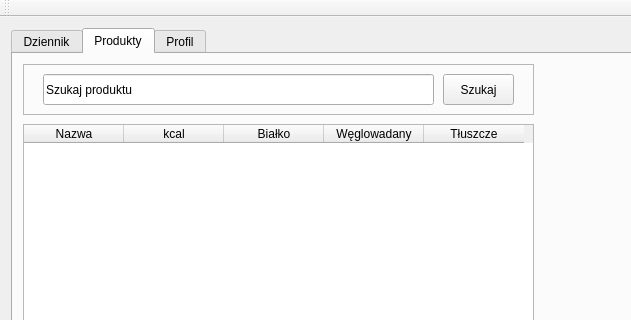
Old version of the form trackbite/mainwindow.ui in the repository lvvndlord/trackbite; both pictures show x 0 to 631 and y 0 to 320 of the 1000 by 700 pixel window.
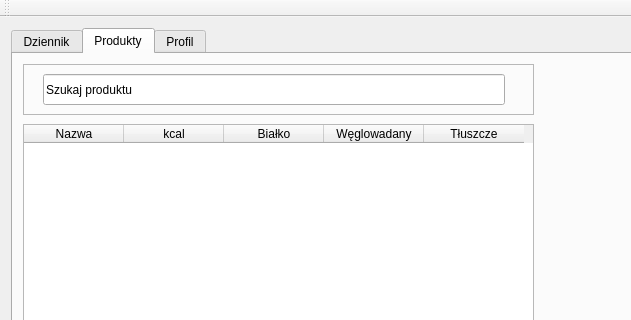
New version of the form. The open tabs and pages were chosen to show the change.

Patch:
```diff
--- a/trackbite/mainwindow.ui
+++ b/trackbite/mainwindow.ui
@@ -1081,7 +1081,7 @@
           <rect>
            <x>20</x>
            <y>10</y>
-           <width>391</width>
+           <width>462</width>
            <height>31</height>
           </rect>
          </property>
@@ -1089,19 +1089,6 @@
           <string>Szukaj produktu</string>
          </property>
         </widget>
-        <widget class="QPushButton" name="buttonSzukajProduktu">
-         <property name="geometry">
-          <rect>
-           <x>420</x>
-           <y>10</y>
-           <width>71</width>
-           <height>31</height>
-          </rect>
-         </property>
-         <property name="text">
-          <string>Szukaj</string>
-         </property>
-        </widget>
        </widget>
        <widget class="QFrame" name="frame_2">
         <property name="geometry">
```
